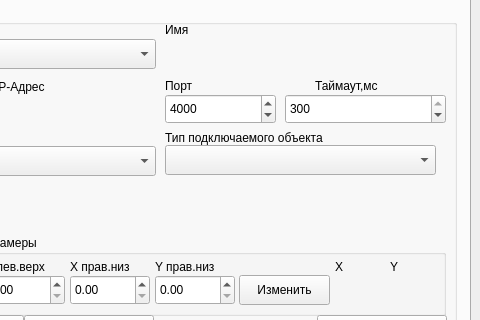
Old version of the form m_cfg/MainWindowCFG.ui in the repository xXRadioHeadXx/start7; both pictures show x 563 to 1043 and y 87 to 407 of the 1043 by 570 pixel window.
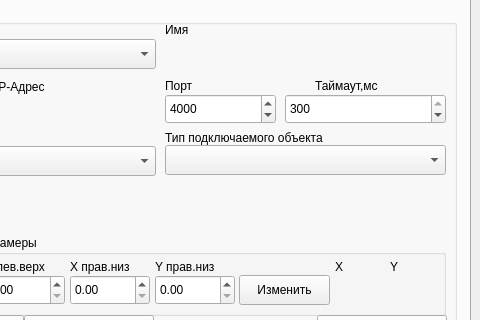
New version of the form. The open tabs and pages were chosen to show the change. Icons and pictures are not drawn. Custom widgets are drawn as their Qt base class.

What changed in the file:
```diff
--- a/m_cfg/MainWindowCFG.ui
+++ b/m_cfg/MainWindowCFG.ui
@@ -1529,7 +1529,7 @@
                <rect>
                 <x>280</x>
                 <y>20</y>
-                <width>271</width>
+                <width>281</width>
                 <height>30</height>
                </rect>
               </property>
```
